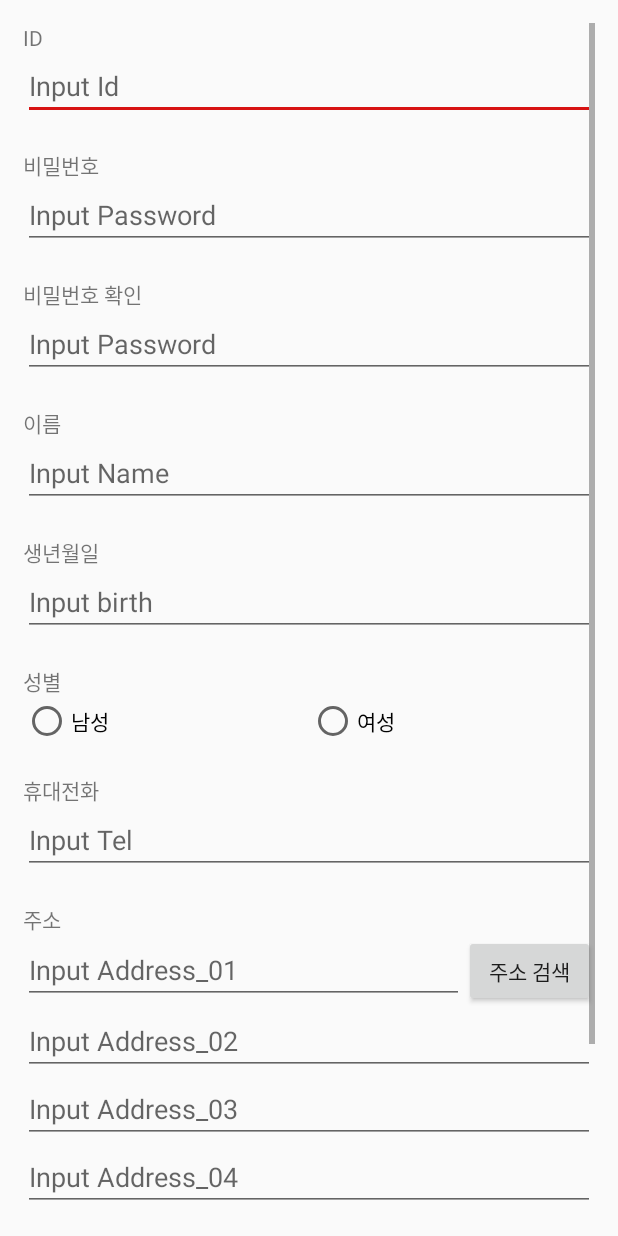
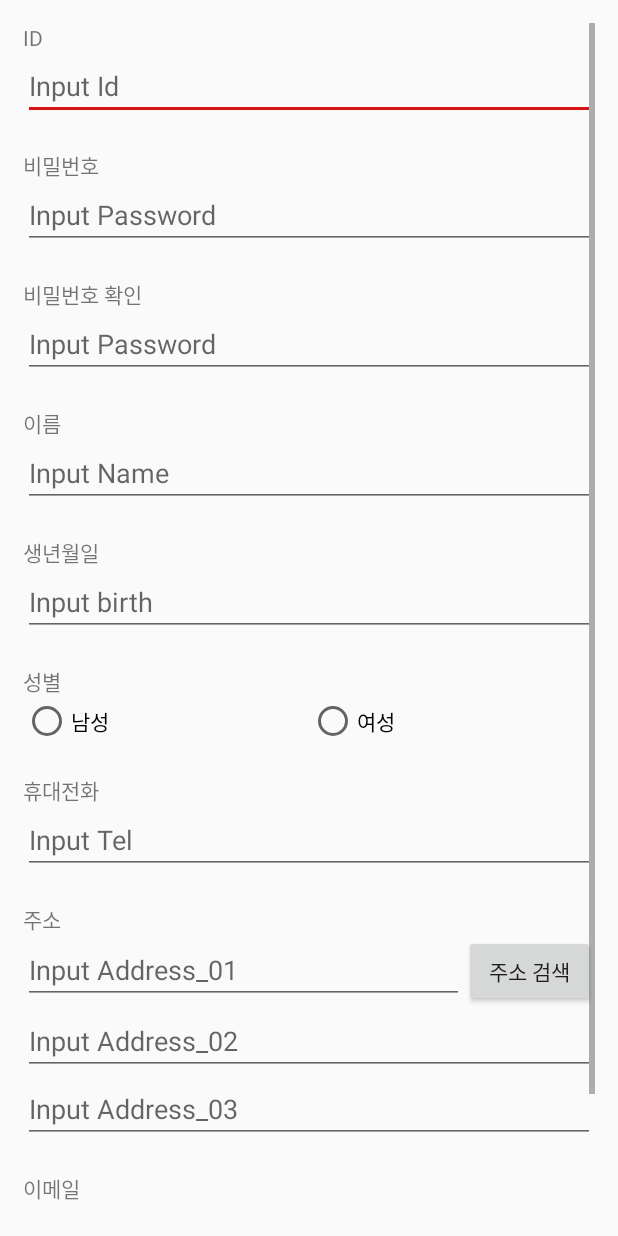
Before and after one commit to zzarungna/OurMeal, an Android app: the RegistActivity screen opened directly, with no data from a screen before it, on a phone screen of 412 x 824 dp. Run offline under Robolectric (Android 15) with nearby library versions, the phone set to English and light mode, and no system bars.

Commit message:
김민준

```diff
--- a/app/src/main/res/layout/activity_regist.xml
+++ b/app/src/main/res/layout/activity_regist.xml
@@ -208,13 +208,6 @@
             android:hint="Input Address_03"
             android:inputType="textPostalAddress" />
 
-        <EditText
-            android:id="@+id/member_address_04"
-            android:layout_width="match_parent"
-            android:layout_height="wrap_content"
-            android:ems="10"
-            android:hint="Input Address_04"
-            android:inputType="textPostalAddress" />
     </LinearLayout>
 
         <TextView
```
Also changed, not shown: app/src/main/java/com/javaking/ourmeal/RegistActivity.java (+2 -16 lines).
